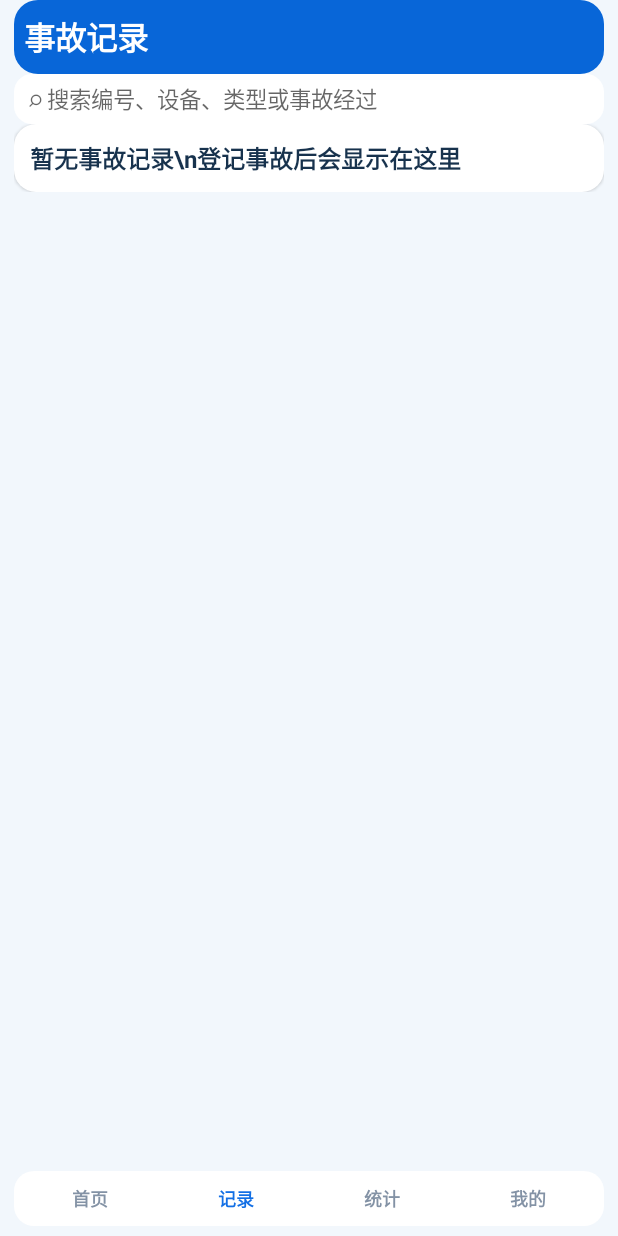
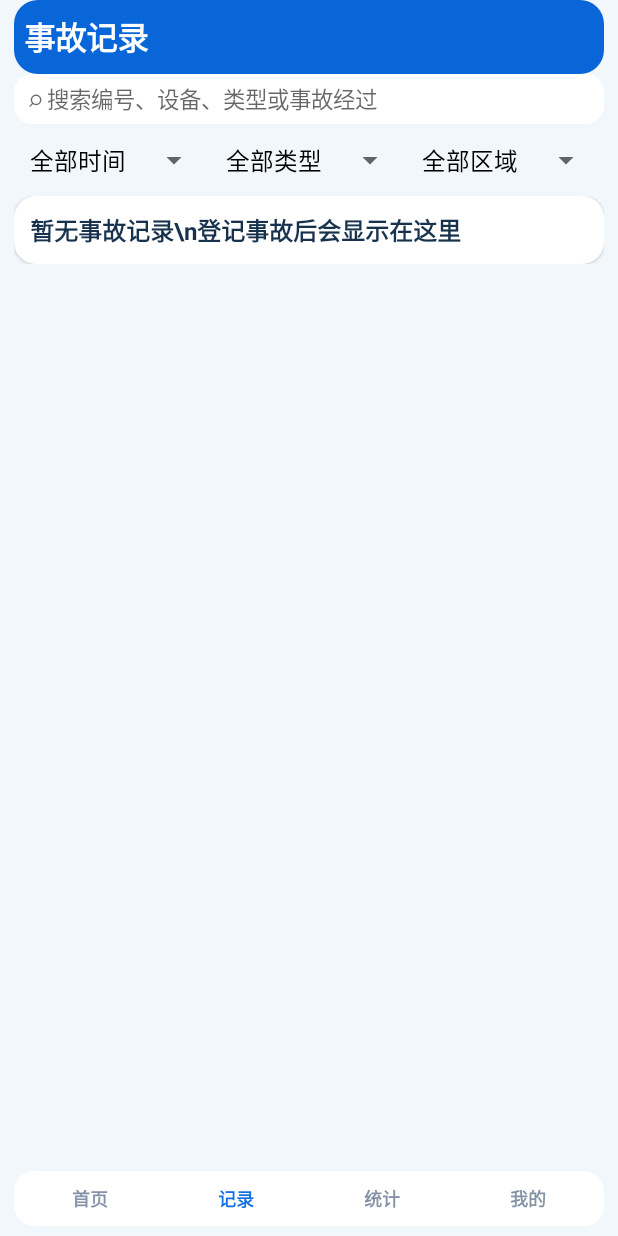
Before and after one commit to lei56602-glitch/ProductionIncidentLog, an Android app: the screen it shows after launch (MainActivity), after a tap on "记录", on a phone screen of 412 x 824 dp. Run offline under Robolectric (Android 15) with nearby library versions, the phone set to English and light mode, and no system bars; 2 statements that could not run were skipped.

Commit message:
Add date type and area filters to incident records

```diff
--- a/app/src/main/java/com/productionincidentlog/MainActivity.java
+++ b/app/src/main/java/com/productionincidentlog/MainActivity.java
@@ -210,11 +210,25 @@ public class MainActivity extends Activity {
         page("事故记录");
         EditText search=new EditText(this); search.setSingleLine(true); search.setHint("⌕ 搜索编号、设备、类型或事故经过");
         search.setTextSize(15); search.setPadding(14,8,14,8); search.setBackground(rounded(0xFFFFFFFF,18)); root.addView(search);
+        LinearLayout filters=new LinearLayout(this); filters.setOrientation(LinearLayout.HORIZONTAL);
+        Spinner timeFilter=spinner(filters,"",java.util.Arrays.asList("全部时间","本月","本季度","本年度"));
+        Spinner typeFilter=spinner(filters,"",java.util.Arrays.asList("全部类型","设备损伤","物料混料","人员受伤"));
+        Spinner areaFilter=spinner(filters,"",java.util.Arrays.asList("全部区域","造粒","仓库"));
+        root.addView(filters);
         LinearLayout list=new LinearLayout(this); list.setOrientation(LinearLayout.VERTICAL);
         ScrollView scroll=new ScrollView(this); scroll.addView(list);
         Runnable refresh=()->{
             list.removeAllViews(); List<String[]> rows=db.incidents(search.getText().toString());
+            String period=timeFilter.getSelectedItem().toString(), typeChoice=typeFilter.getSelectedItem().toString(), areaChoice=areaFilter.getSelectedItem().toString();
+            String currentMonth=new SimpleDateFormat("yyyy-MM",Locale.US).format(new Date());
+            Calendar calendar=Calendar.getInstance(); int currentYear=calendar.get(Calendar.YEAR), quarterStart=(calendar.get(Calendar.MONTH)/3)*3+1;
             for(String[] r:rows){
+                String occurred=r[1]==null?"":r[1]; String day=occurred.length()>=10?occurred.substring(0,10):"";
+                if("本月".equals(period) && !occurred.startsWith(currentMonth)) continue;
+                if("本季度".equals(period) && (day.length()<7 || !day.startsWith(String.format(Locale.US,"%04d-",currentYear)) || Integer.parseInt(day.substring(5,7))<quarterStart)) continue;
+                if("本年度".equals(period) && !occurred.startsWith(String.valueOf(currentYear))) continue;
+                if(!"全部类型".equals(typeChoice) && !typeChoice.equals(r[4])) continue;
+                if(!"全部区域".equals(areaChoice) && !areaChoice.equals(r[3])) continue;
                 TextView item=card(r[0]+"   ·   "+r[14],r[1]+"  ·  "+r[2]+"班  ·  "+r[3]+"\n"+r[4]+" / "+r[5]+"\n"+r[7]);
                 item.setOnClickListener(v->showIncidentDetail(r)); list.addView(item);
                 LinearLayout.LayoutParams p=(LinearLayout.LayoutParams)item.getLayoutParams(); if(p!=null)p.setMargins(0,4,0,8);
@@ -224,6 +238,11 @@ public class MainActivity extends Activity {
         search.addTextChangedListener(new TextWatcher(){public void beforeTextChanged(CharSequence s,int st,int count,int after){}
             public void onTextChanged(CharSequence s,int st,int before,int count){refresh.run();}
             public void afterTextChanged(Editable e){}});
+        android.widget.AdapterView.OnItemSelectedListener filterListener=new android.widget.AdapterView.OnItemSelectedListener(){
+            public void onItemSelected(android.widget.AdapterView<?> parent,android.view.View view,int position,long id){refresh.run();}
+            public void onNothingSelected(android.widget.AdapterView<?> parent){}
+        };
+        timeFilter.setOnItemSelectedListener(filterListener); typeFilter.setOnItemSelectedListener(filterListener); areaFilter.setOnItemSelectedListener(filterListener);
         refresh.run(); root.addView(scroll,new LinearLayout.LayoutParams(-1,0,1)); addBottomNav("记录");
     }
     private void showIncidentDetail(String[] r) {
```
